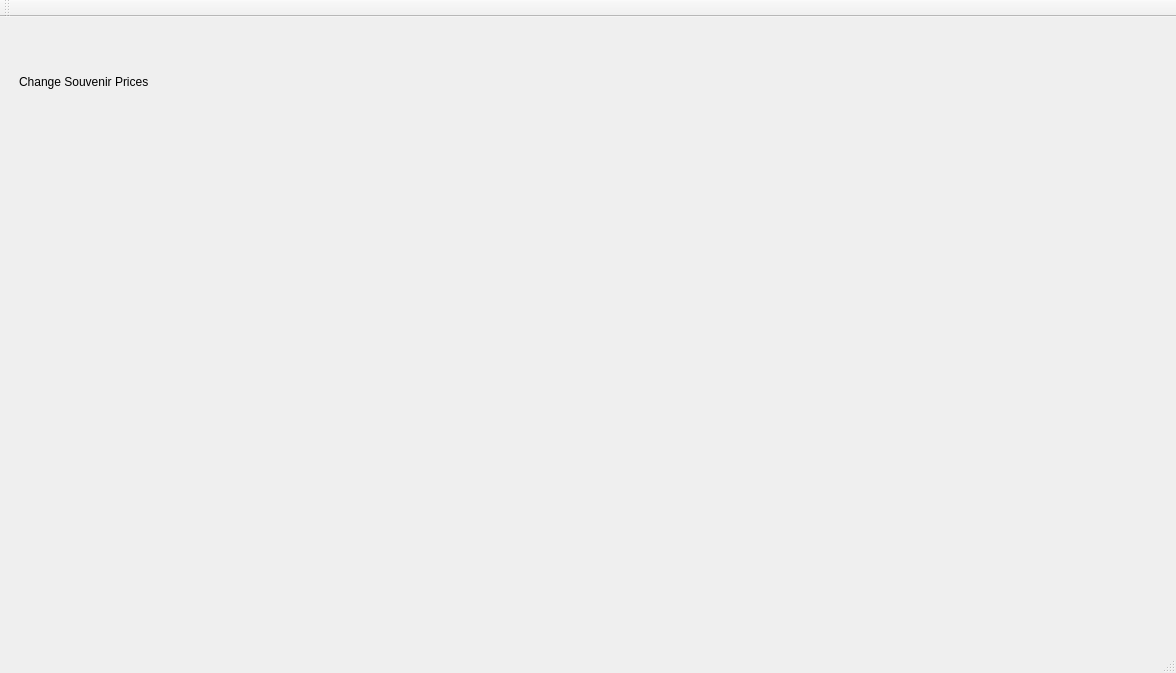
First picture: the form in NBABasketball/mainwindow.ui, repository ivanOzerets/Project2, before the edit.
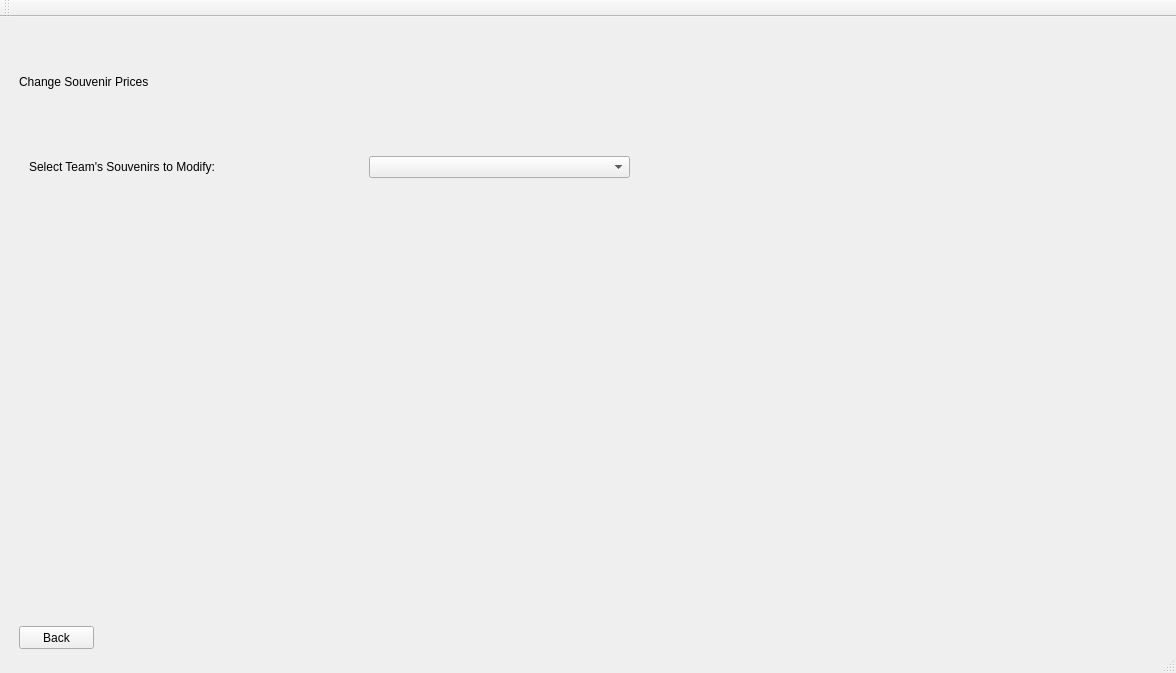
Second picture: the form after the edit. The open tabs and pages were chosen to show the change.

Commit message: Fixed password box, added working back buttons to all admin windows

```diff
--- a/NBABasketball/mainwindow.ui
+++ b/NBABasketball/mainwindow.ui
@@ -20,7 +20,7 @@
       <x>9</x>
       <y>9</y>
       <width>1161</width>
-      <height>611</height>
+      <height>631</height>
      </rect>
     </property>
     <property name="currentIndex">
@@ -172,6 +172,45 @@
        <string>Change Souvenir Prices</string>
       </property>
      </widget>
+     <widget class="QLabel" name="selectTeamPromptLabel">
+      <property name="geometry">
+       <rect>
+        <x>20</x>
+        <y>120</y>
+        <width>341</width>
+        <height>41</height>
+       </rect>
+      </property>
+      <property name="styleSheet">
+       <string notr="true">font: 16pt &quot;Arial&quot;;</string>
+      </property>
+      <property name="text">
+       <string>Select Team's Souvenirs to Modify:</string>
+      </property>
+     </widget>
+     <widget class="QComboBox" name="teamSelectionComboBox">
+      <property name="geometry">
+       <rect>
+        <x>360</x>
+        <y>130</y>
+        <width>261</width>
+        <height>22</height>
+       </rect>
+      </property>
+     </widget>
+     <widget class="QPushButton" name="cspBackPushButton">
+      <property name="geometry">
+       <rect>
+        <x>10</x>
+        <y>600</y>
+        <width>75</width>
+        <height>23</height>
+       </rect>
+      </property>
+      <property name="text">
+       <string>Back</string>
+      </property>
+     </widget>
     </widget>
     <widget class="QWidget" name="page_5">
      <widget class="QLabel" name="addSouvenirsLabel">
```
Left out of the diff: 43 changed lines with no effect on the pictures. The commit also changes 5 other files.
